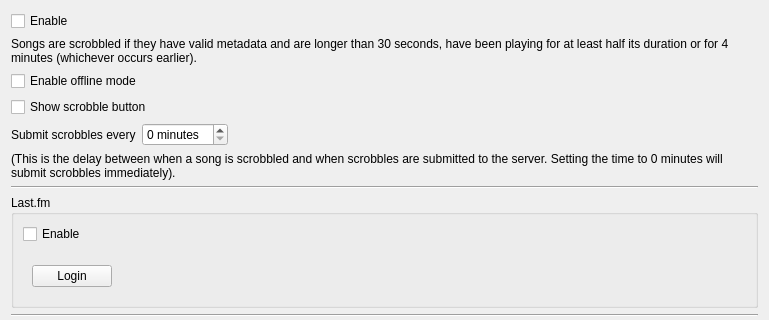
The window that src/settings/scrobblersettingspage.ui (strawberrymusicplayer/strawberry) describes before a commit, drawn with Qt 5; both pictures show x 0 to 769 and y 0 to 320 of the 769 by 726 pixel window.
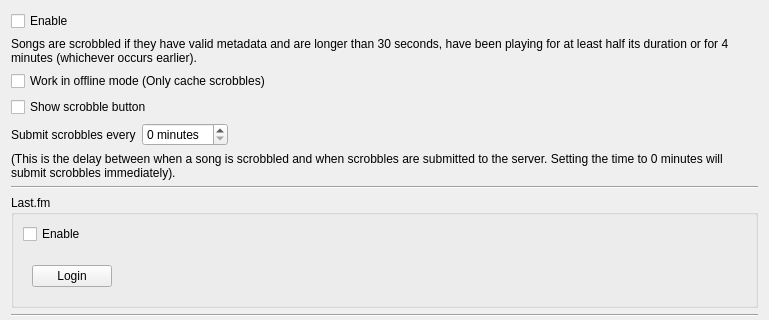
The same window after the commit. Custom widgets are drawn as their Qt base class.

Commit message: Change description for offline mode scrobbling

Diff of the .ui file:
```diff
--- a/src/settings/scrobblersettingspage.ui
+++ b/src/settings/scrobblersettingspage.ui
@@ -40,7 +40,7 @@
    <item>
     <widget class="QCheckBox" name="checkbox_offline">
      <property name="text">
-      <string>Enable offline mode</string>
+      <string>Work in offline mode (Only cache scrobbles)</string>
      </property>
     </widget>
    </item>
```
